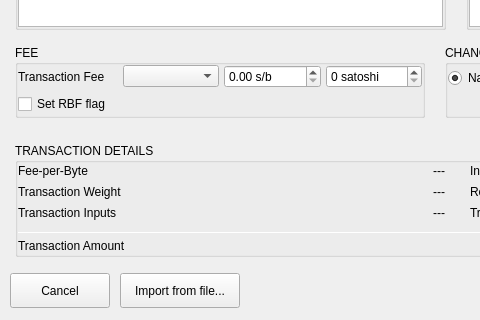
BlockSettle/terminal, file BlockSettleUILib/CreateTransactionDialogAdvanced.ui: the form before one commit; both pictures show x 0 to 480 and y 321 to 641 of the 920 by 641 pixel window.
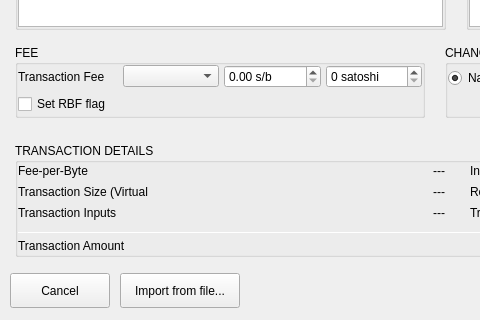
The form after the commit.

Commit message:
Fix TX virtual size calculation
When creating a TX, we need an accurate estimate of the TX virtual size. Properly initialize the relevant data, and get the resultant weight. Also fix some misleading UI statements ("weight" --> "virtual size").

Note that this TX has a portion that can be changed later if a proposed change is upstreamed in Armory. It works fine as-is but should be swapped out eventually to remove unnecessarily redundant work.

```diff
--- a/BlockSettleUILib/CreateTransactionDialogAdvanced.ui
+++ b/BlockSettleUILib/CreateTransactionDialogAdvanced.ui
@@ -1562,7 +1562,7 @@
                         </size>
                        </property>
                        <property name="text">
-                        <string>Transaction Weight</string>
+                        <string>Transaction Size (Virtual)</string>
                        </property>
                        <property name="alignment">
                         <set>Qt::AlignLeading|Qt::AlignLeft|Qt::AlignVCenter</set>
```
The commit also changes 5 other files.
